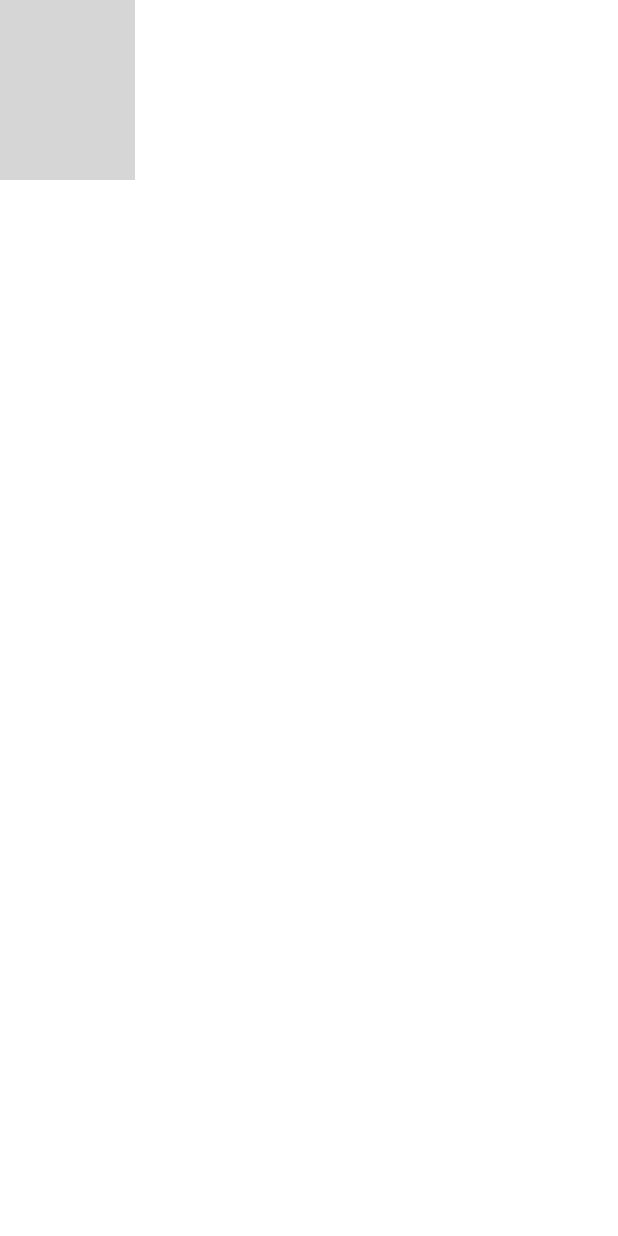
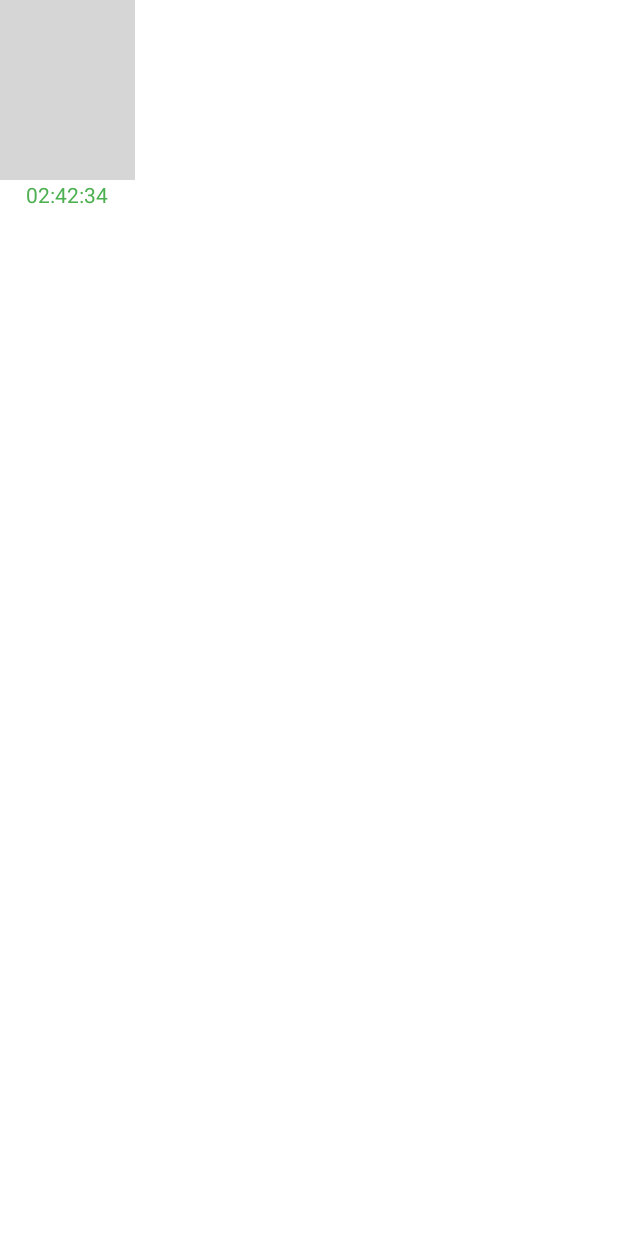
Before and after one commit to jan-lewandoski/wakey, an Android app: the layout fragment_overlay.xml on its own in the app's theme, with its tools: preview values and no code run, on a phone screen of 412 x 824 dp. Run offline under Robolectric (Android 15) with nearby library versions, the phone set to English and light mode, and no system bars; grey boxes are pictures that could not be loaded.

Commit message:
Added onclick

```diff
--- a/app/src/main/java/com/eps/wakey/fragments/ActionBottomDialogFragment.kt
+++ b/app/src/main/java/com/eps/wakey/fragments/ActionBottomDialogFragment.kt
@@ -7,6 +7,7 @@ import android.view.ViewGroup
 import android.widget.CompoundButton
 import androidx.appcompat.app.AppCompatActivity
 import com.eps.wakey.R
+import com.eps.wakey.services.CamService
 import com.google.android.material.bottomsheet.BottomSheetDialogFragment
 import com.google.android.material.slider.Slider
 import kotlinx.android.synthetic.main.bottom_sheet.*
@@ -31,12 +32,16 @@ class ActionBottomDialogFragment: BottomSheetDialogFragment() {
             val editor = sharedPref?.edit()
             editor.putBoolean("WITH_PREVIEW", switchPreview.isChecked)
             editor.apply()
+
+            CamService.SHOW_CAMERA_PREVIEW = b
         }
 
         view.sensitivitySlider?.addOnChangeListener(Slider.OnChangeListener { slider, value, fromUser ->
             val editor = sharedPref?.edit()
             editor.putFloat("EYE_TRACKING_SENSITIVITY", sensitivitySlider.value)
             editor.apply()
+
+            CamService.EYE_TRACKING_SENSITIVITY = value
         })
 
         val slider: Slider = view.sensitivitySlider
--- a/app/src/main/res/layout/fragment_overlay.xml
+++ b/app/src/main/res/layout/fragment_overlay.xml
@@ -1,13 +1,31 @@
 <?xml version="1.0" encoding="utf-8"?>
 <RelativeLayout xmlns:android="http://schemas.android.com/apk/res/android"
     xmlns:app="http://schemas.android.com/apk/res-auto"
+    xmlns:tools="http://schemas.android.com/tools"
     android:layout_width="match_parent"
     android:layout_height="match_parent">
 
-    <TextureView android:id="@+id/texPreview"
+    <LinearLayout
         android:layout_width="90dp"
-        android:layout_height="120dp"
-        app:layout_constraintTop_toTopOf="parent"
-        app:layout_constraintStart_toStartOf="parent"/>
+        android:layout_height="match_parent"
+        android:orientation="vertical">
+
+        <TextureView
+            android:id="@+id/texPreview"
+            android:layout_width="match_parent"
+            android:layout_height="120dp"
+            app:layout_constraintStart_toStartOf="parent"
+            app:layout_constraintTop_toTopOf="parent" />
+
+        <TextView
+            android:id="@+id/session_time_textview"
+            android:layout_width="match_parent"
+            android:layout_height="wrap_content"
+            android:text="TextView"
+            android:textAlignment="center"
+            android:textColor="#4CAF50"
+            tools:text="02:42:34" />
+
+    </LinearLayout>
 
 </RelativeLayout>
```
Also changed, not shown: app/src/main/java/com/eps/wakey/activities/home/HomeActivity.kt (+4 -6 lines), app/src/main/java/com/eps/wakey/services/CamService.kt (+60 -32 lines), app/src/main/java/com/eps/wakey/utils/EyeBlinkPeriod.kt (added, +12 -0 lines).
